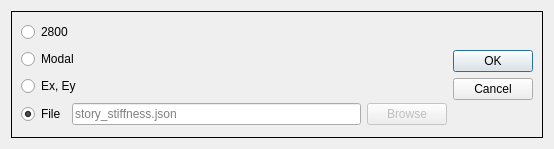
ebrahimraeyat/civilTools, file applications/cfactor/widgets/show_siffness_story_way.ui: the form before one commit.
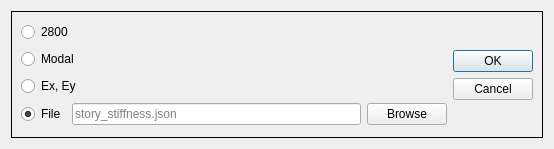
The form after the commit.

```diff
--- a/applications/cfactor/widgets/show_siffness_story_way.ui
+++ b/applications/cfactor/widgets/show_siffness_story_way.ui
@@ -96,7 +96,7 @@
             <item>
              <widget class="QPushButton" name="browse_push_button">
               <property name="enabled">
-               <bool>false</bool>
+               <bool>true</bool>
               </property>
               <property name="text">
                <string>Browse</string>
```
